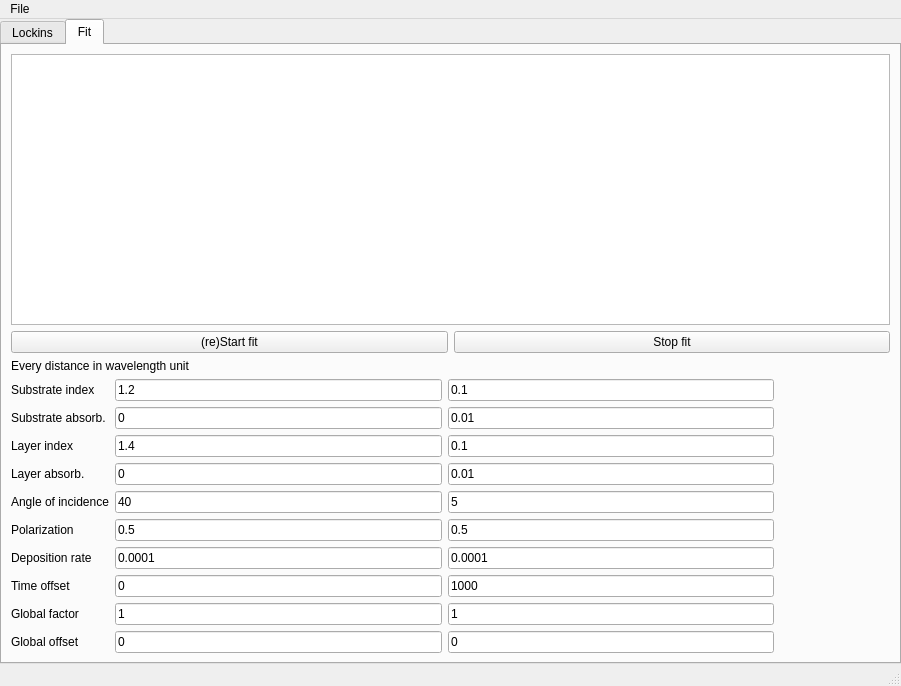
This is mainwindow.ui in antigol/interfit2 as Qt 5 draws it before an edit. The edited form follows.
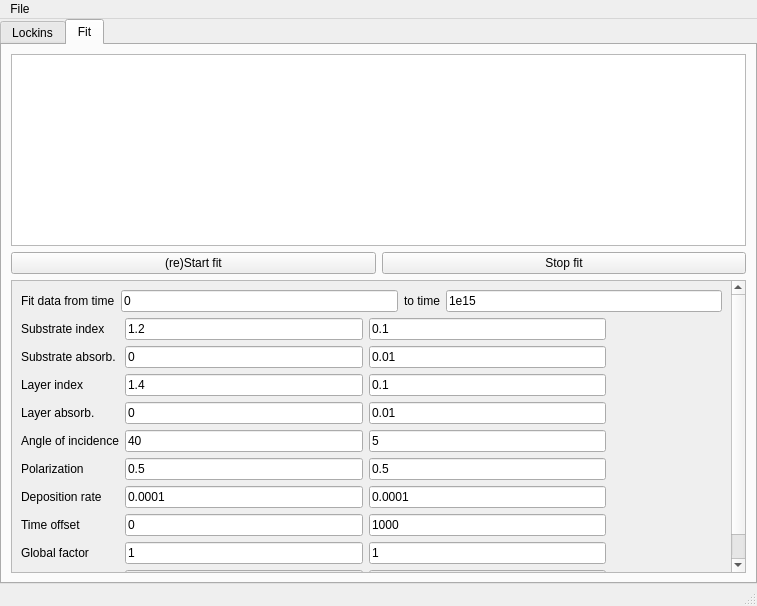
This is the edited form. The open tabs and pages were chosen to show the change. Custom widgets are drawn as their Qt base class.

```diff
--- a/mainwindow.ui
+++ b/mainwindow.ui
@@ -6,8 +6,8 @@
    <rect>
     <x>0</x>
     <y>0</y>
-    <width>901</width>
-    <height>686</height>
+    <width>757</width>
+    <height>606</height>
    </rect>
   </property>
   <property name="windowTitle">
@@ -103,12 +103,17 @@
        <attribute name="title">
         <string>Fit</string>
        </attribute>
-       <layout class="QVBoxLayout" name="verticalLayout_5">
-        <item>
-         <widget class="XYView" name="graphicsView"/>
-        </item>
-        <item>
          <layout class="QVBoxLayout" name="verticalLayout_2">
+        <item>
+         <widget class="XYView" name="graphicsView">
+          <property name="sizePolicy">
+           <sizepolicy hsizetype="Expanding" vsizetype="MinimumExpanding">
+            <horstretch>0</horstretch>
+            <verstretch>0</verstretch>
+           </sizepolicy>
+          </property>
+         </widget>
+        </item>
           <item>
            <layout class="QHBoxLayout" name="horizontalLayout_2">
             <item>
@@ -128,6 +133,23 @@
            </layout>
           </item>
           <item>
+         <widget class="QScrollArea" name="scrollArea">
+          <property name="widgetResizable">
+           <bool>true</bool>
+          </property>
+          <widget class="QWidget" name="scrollAreaWidgetContents">
+           <property name="geometry">
+            <rect>
+             <x>0</x>
+             <y>0</y>
+             <width>719</width>
+             <height>390</height>
+            </rect>
+           </property>
+           <layout class="QVBoxLayout" name="verticalLayout_5">
+            <item>
+             <layout class="QHBoxLayout" name="horizontalLayout_3">
+              <item>
            <widget class="QLabel" name="label_2">
             <property name="sizePolicy">
              <sizepolicy hsizetype="Preferred" vsizetype="Fixed">
@@ -136,9 +158,32 @@
              </sizepolicy>
             </property>
             <property name="text">
-             <string>&lt;html&gt;&lt;head/&gt;&lt;body&gt;&lt;p&gt;Every distance in wavelength unit&lt;/p&gt;&lt;/body&gt;&lt;/html&gt;</string>
-            </property>
-           </widget>
+                 <string>&lt;html&gt;&lt;head/&gt;&lt;body&gt;&lt;p&gt;Fit data from time&lt;/p&gt;&lt;/body&gt;&lt;/html&gt;</string>
+                </property>
+               </widget>
+              </item>
+              <item>
+               <widget class="QLineEdit" name="lineEdit_from">
+                <property name="text">
+                 <string>0</string>
+                </property>
+               </widget>
+              </item>
+              <item>
+               <widget class="QLabel" name="label_12">
+                <property name="text">
+                 <string>to time</string>
+                </property>
+               </widget>
+              </item>
+              <item>
+               <widget class="QLineEdit" name="lineEdit_to">
+                <property name="text">
+                 <string>1e15</string>
+                </property>
+               </widget>
+              </item>
+             </layout>
           </item>
           <item>
            <layout class="QGridLayout" name="gridLayout">
@@ -449,6 +494,8 @@
            </layout>
           </item>
          </layout>
+          </widget>
+         </widget>
         </item>
        </layout>
       </widget>
@@ -461,7 +508,7 @@
     <rect>
      <x>0</x>
      <y>0</y>
-     <width>901</width>
+     <width>757</width>
      <height>25</height>
     </rect>
    </property>
```
Left out of the diff: 2 changed lines with no effect on the pictures. Lines whose indentation alone changed are shown as unchanged.
